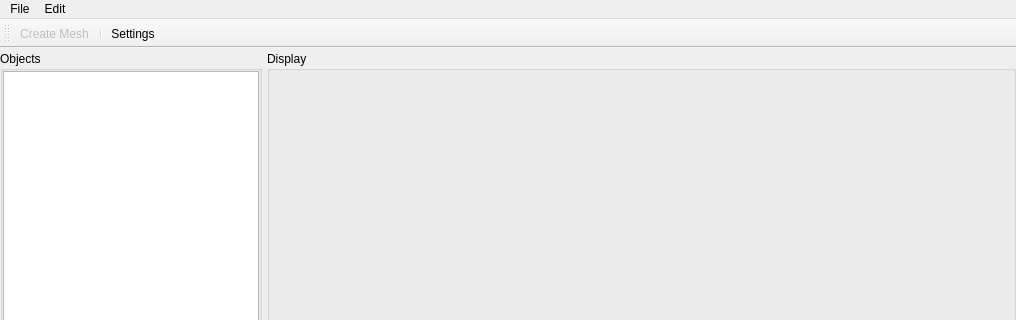
gudajan/Windsim, file WindSim/src/GUI/ui/windsim.ui: the form before one commit; both pictures show x 0 to 1016 and y 0 to 320 of the 1016 by 772 pixel window.
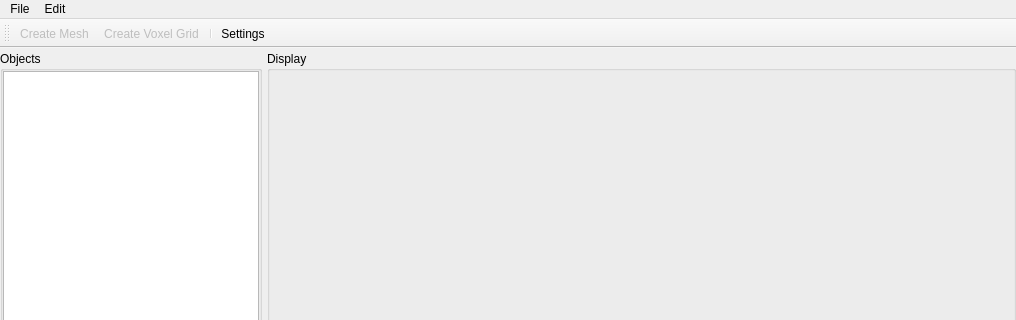
The form after the commit. Custom widgets are drawn as their Qt base class.

Commit message: Added support for a voxelgrid, which voxelizes all meshes in the scene, at least the protion, which is contained by the grid. Still WIP, only the rendering of the grid outline is currently enabled. A voxelgrid is defined by its resolution and the size of its voxels. Additionally it may be translated and rotated (currently not implemented). The overall size of the grid is given implicitly  by its resolution and voxel size. The required Feature Level is now DirectX 11.1 as the voxelization will use Unordered Access Views.

```diff
--- a/WindSim/src/GUI/ui/windsim.ui
+++ b/WindSim/src/GUI/ui/windsim.ui
@@ -305,6 +305,7 @@
     <bool>false</bool>
    </attribute>
    <addaction name="actionCreateMesh"/>
+   <addaction name="actionCreateVoxelGrid"/>
    <addaction name="separator"/>
    <addaction name="actionSettings"/>
   </widget>
@@ -386,6 +387,14 @@
     <string>Redo</string>
    </property>
   </action>
+  <action name="actionCreateVoxelGrid">
+   <property name="enabled">
+    <bool>false</bool>
+   </property>
+   <property name="text">
+    <string>Create Voxel Grid</string>
+   </property>
+  </action>
  </widget>
  <layoutdefault spacing="6" margin="11"/>
  <customwidgets>
```
Left out of the diff: 12 changed lines with no effect on the pictures. The commit also changes 30 other files.
